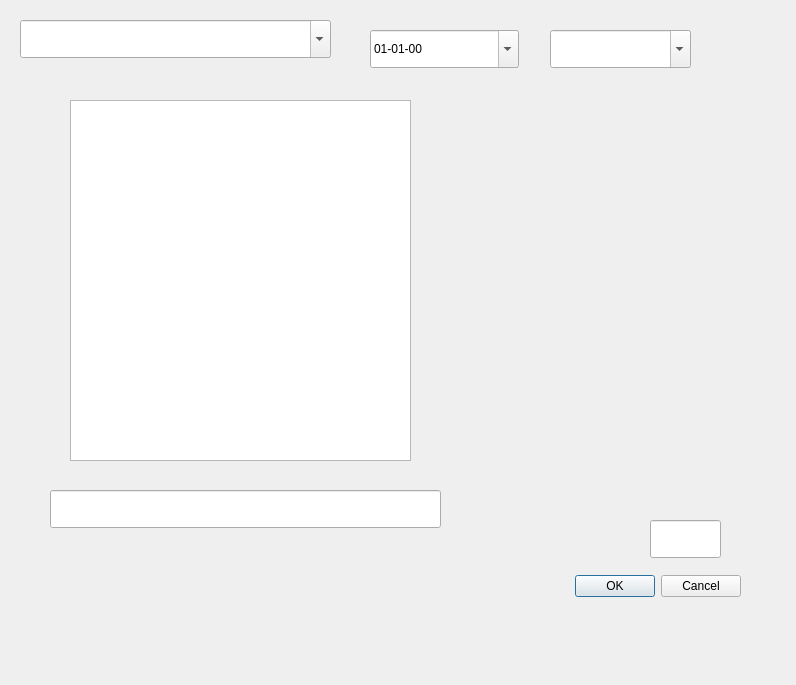
This is historialPrecios.ui in waltermas-gitter/infomesas-gui as Qt 5 draws it before an edit. The edited form follows.
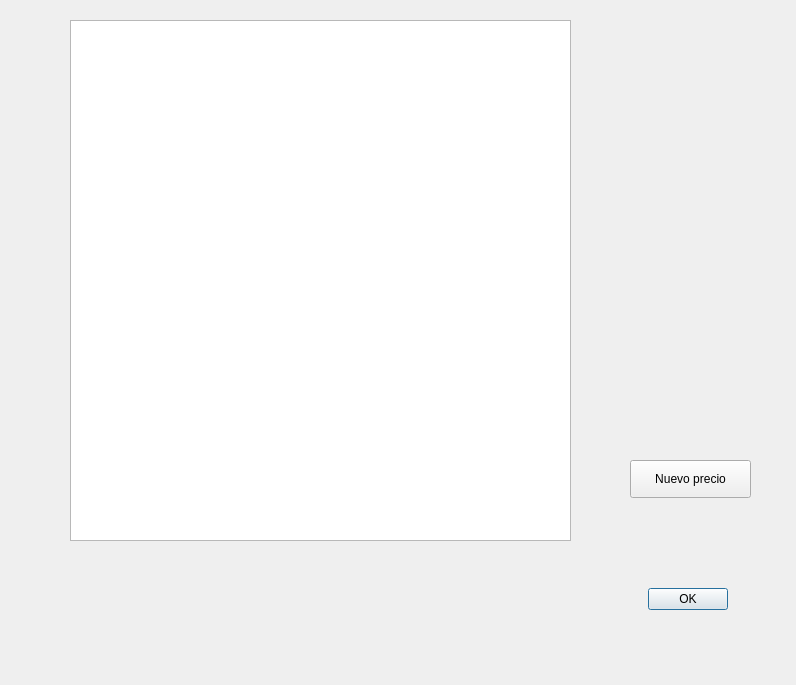
This is the edited form.

Commit message: luchando con historial precios

Diff of the .ui file:
```diff
--- a/historialPrecios.ui
+++ b/historialPrecios.ui
@@ -13,100 +13,42 @@
   <property name="windowTitle">
    <string>Historial precios</string>
   </property>
-  <widget class="QDialogButtonBox" name="dialogButtonBox">
-   <property name="geometry">
-    <rect>
-     <x>400</x>
-     <y>570</y>
-     <width>341</width>
-     <height>32</height>
-    </rect>
-   </property>
-   <property name="orientation">
-    <enum>Qt::Horizontal</enum>
-   </property>
-   <property name="standardButtons">
-    <set>QDialogButtonBox::Cancel|QDialogButtonBox::Ok</set>
-   </property>
-  </widget>
-  <widget class="QDateEdit" name="fechaDateEdit">
-   <property name="geometry">
-    <rect>
-     <x>370</x>
-     <y>30</y>
-     <width>149</width>
-     <height>38</height>
-    </rect>
-   </property>
-   <property name="displayFormat">
-    <string>dd-MM-yy</string>
-   </property>
-   <property name="calendarPopup">
-    <bool>true</bool>
-   </property>
-  </widget>
-  <widget class="QLineEdit" name="importeLineEdit">
-   <property name="geometry">
-    <rect>
-     <x>650</x>
-     <y>520</y>
-     <width>71</width>
-     <height>38</height>
-    </rect>
-   </property>
-   <property name="alignment">
-    <set>Qt::AlignRight|Qt::AlignTrailing|Qt::AlignVCenter</set>
-   </property>
-  </widget>
-  <widget class="QLineEdit" name="descripcionLineEdit">
-   <property name="geometry">
-    <rect>
-     <x>50</x>
-     <y>490</y>
-     <width>391</width>
-     <height>38</height>
-    </rect>
-   </property>
-   <property name="alignment">
-    <set>Qt::AlignLeading|Qt::AlignLeft|Qt::AlignVCenter</set>
-   </property>
-  </widget>
-  <widget class="QComboBox" name="proveedoresComboBox">
-   <property name="geometry">
-    <rect>
-     <x>550</x>
-     <y>30</y>
-     <width>141</width>
-     <height>38</height>
-    </rect>
-   </property>
-   <property name="editable">
-    <bool>true</bool>
-   </property>
-  </widget>
-  <widget class="QComboBox" name="productosSeguidosComboBox">
-   <property name="geometry">
-    <rect>
-     <x>20</x>
-     <y>20</y>
-     <width>311</width>
-     <height>38</height>
-    </rect>
-   </property>
-   <property name="editable">
-    <bool>true</bool>
-   </property>
-  </widget>
   <widget class="QTableWidget" name="historialPreciosTableWidget">
    <property name="geometry">
     <rect>
      <x>70</x>
-     <y>100</y>
-     <width>341</width>
-     <height>361</height>
+     <y>20</y>
+     <width>501</width>
+     <height>521</height>
     </rect>
    </property>
   </widget>
+  <widget class="QDialogButtonBox" name="dialogButtonBox">
+   <property name="geometry">
+    <rect>
+     <x>520</x>
+     <y>580</y>
+     <width>208</width>
+     <height>38</height>
+    </rect>
+   </property>
+   <property name="standardButtons">
+    <set>QDialogButtonBox::Ok</set>
+   </property>
+  </widget>
+  <widget class="QPushButton" name="nuevoPushButton">
+   <property name="geometry">
+    <rect>
+     <x>630</x>
+     <y>460</y>
+     <width>121</width>
+     <height>38</height>
+    </rect>
+   </property>
+   <property name="text">
+    <string>Nuevo precio</string>
+   </property>
+  </widget>
  </widget>
  <resources/>
  <connections>
```
Left out of the diff: 35 changed lines with no effect on the pictures. The commit also changes 3 other files.
